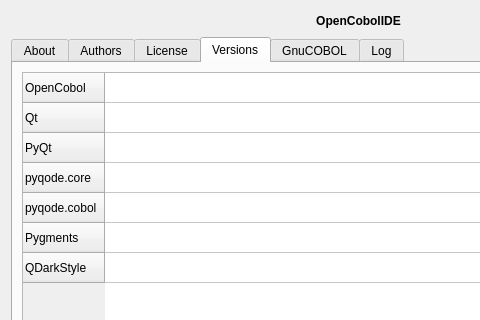
Qt form forms/dlg_about.ui (OpenCobolIDE/OpenCobolIDE) before a commit; both pictures show x 0 to 480 and y 0 to 320 of the 716 by 447 pixel window.
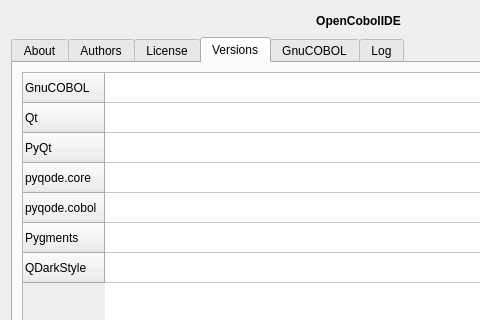
The same form after that commit. The open tabs and pages were chosen to show the change. Icons and pictures are not drawn.

What changed in the file:
```diff
--- a/forms/dlg_about.ui
+++ b/forms/dlg_about.ui
@@ -884,7 +884,7 @@
          </attribute>
          <row>
           <property name="text">
-           <string>OpenCobol</string>
+           <string>GnuCOBOL</string>
           </property>
          </row>
          <row>
```
Left out of the diff: 5 changed lines with no effect on the pictures.
